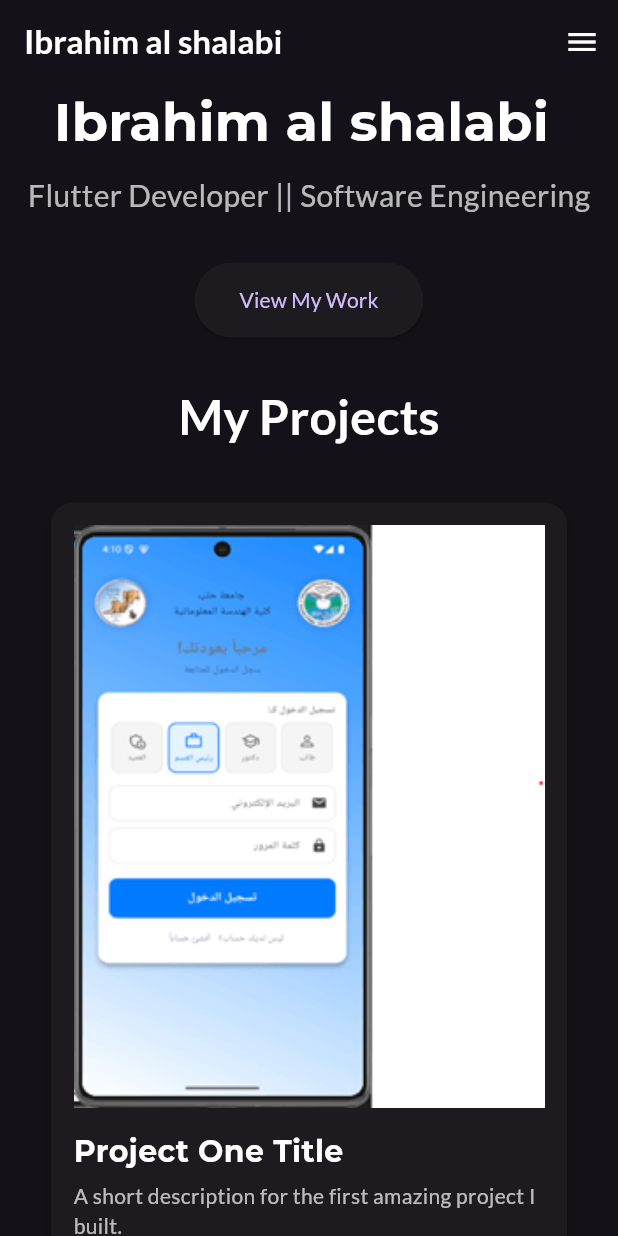
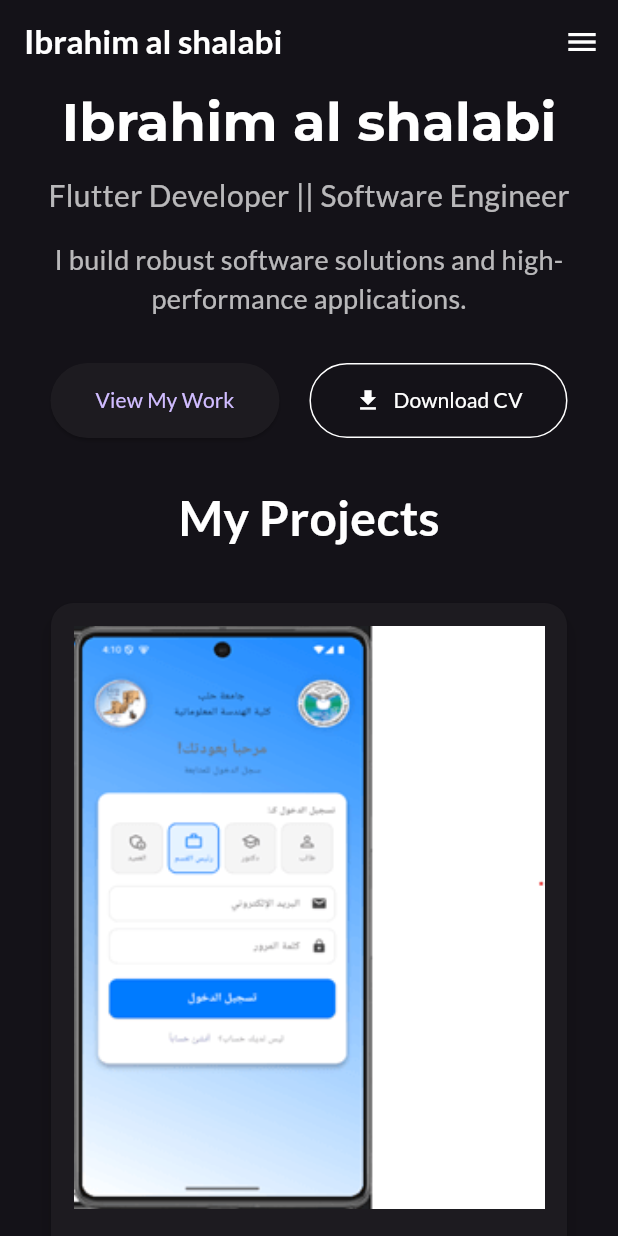
Before and after one commit to shalabi11/MyPortfolio, a Flutter app: the screen it shows after launch, on a phone screen of 412 x 824 dp. Run offline on Flutter 3.47's test engine with Material 3 defaults, Android fonts, the light colour scheme and no system bars; our stand-ins replace animate_do, font_awesome_flutter, google_fonts.

Commit message:
added cv in my portfolio and editting Loading Page

```diff
--- a/lib/widgets/hero_section.dart
+++ b/lib/widgets/hero_section.dart
@@ -1,9 +1,18 @@
 import 'package:flutter/material.dart';
 import 'package:google_fonts/google_fonts.dart';
+import 'package:url_launcher/url_launcher.dart'; // To use for the CV button
 
 class HeroSection extends StatelessWidget {
   final VoidCallback onViewMyWorkTap;
   const HeroSection({super.key, required this.onViewMyWorkTap});
+
+  // Helper function to launch URLs
+  Future<void> _launchURL(String url) async {
+    final Uri uri = Uri.parse(url);
+    if (!await launchUrl(uri)) {
+      throw 'Could not launch $url';
+    }
+  }
 
   @override
   Widget build(BuildContext context) {
@@ -14,7 +23,7 @@ class HeroSection extends StatelessWidget {
           FittedBox(
             fit: BoxFit.fitWidth,
             child: Text(
-              'Ibrahim al shalabi ',
+              'Ibrahim al shalabi',
               style: GoogleFonts.montserrat(
                 fontSize: 35,
                 fontWeight: FontWeight.bold,
@@ -24,17 +33,57 @@ class HeroSection extends StatelessWidget {
           ),
           const SizedBox(height: 10),
           const Text(
-            'Flutter Developer || Software Engineering',
+            'Flutter Developer || Software Engineer',
             style: TextStyle(fontSize: 20, color: Colors.white70),
           ),
+
+          // --- NEW ADDITION: Professional Tagline ---
+          const SizedBox(height: 15),
+          Text(
+            'I build robust software solutions and high-performance applications.',
+            textAlign: TextAlign.center,
+            style: GoogleFonts.lato(fontSize: 18, color: Colors.white70),
+          ),
+
+          // -----------------------------------------
           const SizedBox(height: 30),
-          ElevatedButton(
-            onPressed: onViewMyWorkTap,
-            style: ElevatedButton.styleFrom(
-              padding: const EdgeInsets.symmetric(horizontal: 30, vertical: 15),
-            ),
-            child: const Text('View My Work'),
+
+          // --- NEW ADDITION: Button Row ---
+          Row(
+            mainAxisAlignment: MainAxisAlignment.center,
+            children: [
+              ElevatedButton(
+                onPressed: onViewMyWorkTap,
+                style: ElevatedButton.styleFrom(
+                  padding: const EdgeInsets.symmetric(
+                    horizontal: 30,
+                    vertical: 15,
+                  ),
+                ),
+                child: const Text('View My Work'),
+              ),
+              const SizedBox(width: 20),
+              OutlinedButton.icon(
+                icon: const Icon(Icons.download, size: 18),
+                label: const Text('Download CV'),
+                onPressed: () {
+                  // ▼▼▼ IMPORTANT: Place your CV link here ▼▼▼
+                  _launchURL(
+                    'https://drive.google.com/file/d/1JN1y9jAPPBE7us0bItflPh9Tj6Ks0VHm/view?usp=drivesdk',
+                  );
+                },
+                style: OutlinedButton.styleFrom(
+                  foregroundColor: Colors.white,
+                  padding: const EdgeInsets.symmetric(
+                    horizontal: 30,
+                    vertical: 15,
+                  ),
+                  side: const BorderSide(color: Colors.white),
+                ),
+              ),
+            ],
           ),
+          // ------------------------------
         ],
       ),
     );
```
Also changed, not shown: 1 other file.
